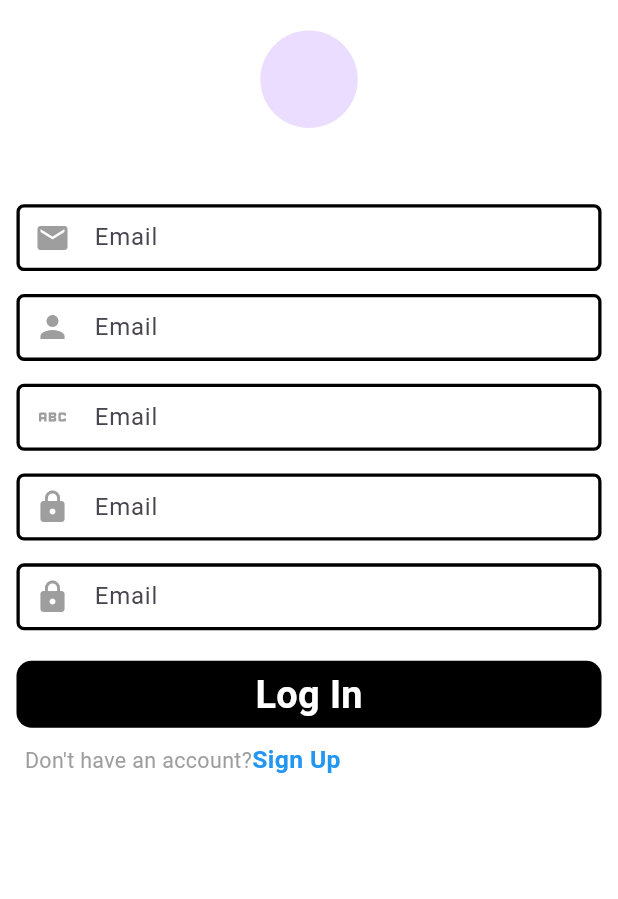
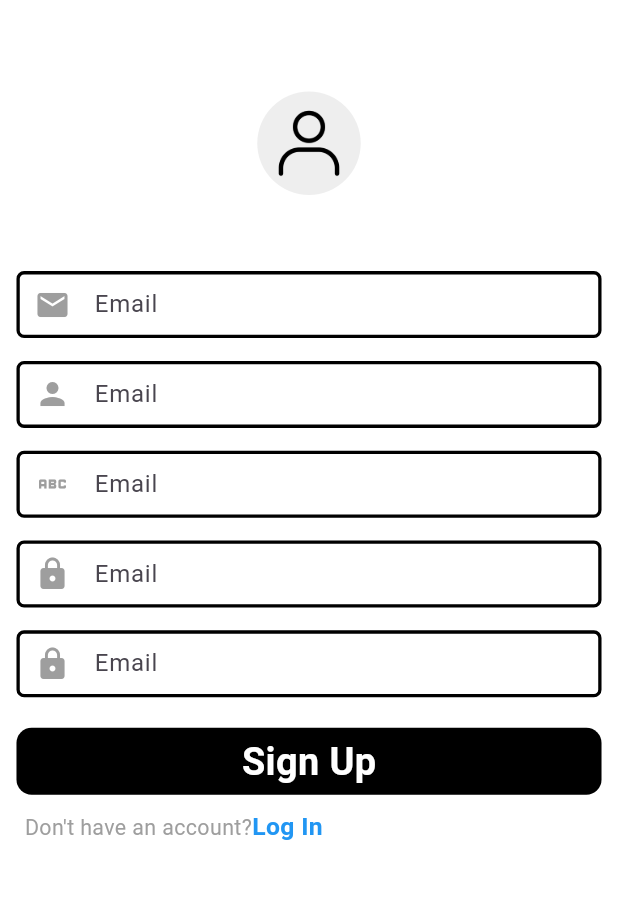
Before and after one commit to adogbeji/FlutterInstagramClone, a Flutter app: the screen it shows after launch, after a tap on "Sign Up", on a phone screen of 412 x 824 dp, the part 119-1018 px from its top. Run offline on Flutter 3.47's test engine with Material 3 defaults, Android fonts, the phone set to English and light mode, and no system bars; our stand-ins replace flutter_screenutil.

Commit message:
Add more styling for sign up screen

```diff
--- a/lib/views/screens/auth/signup_screen.dart
+++ b/lib/views/screens/auth/signup_screen.dart
@@ -33,9 +33,9 @@ class _SignupScreenState extends State<SignupScreen> {
             Center(
               child: Image.asset('assets/images/logo.jpg'),
             ),
-            SizedBox(height: 20.h,),
+            SizedBox(height: 60.h,),
             Center(
-              child: CircleAvatar(radius: 32.r,),
+              child: CircleAvatar(radius: 34.r, backgroundColor: Colors.grey.shade200, backgroundImage: const  AssetImage('assets/images/person.png'),),
             ),
             SizedBox(height: 50.h),
             // Container(
@@ -79,7 +79,7 @@ class _SignupScreenState extends State<SignupScreen> {
           GestureDetector(
             onTap: widget.show,
             child: Text(
-              'Sign Up',
+              'Log In',
               style: TextStyle(
                 fontSize: 15.sp,
                 color: Colors.blue,
@@ -104,7 +104,7 @@ class _SignupScreenState extends State<SignupScreen> {
           borderRadius: BorderRadius.circular(10.r),
         ),
         child: Text(
-          'Log In',
+          'Sign Up',
           style: TextStyle(
             fontSize: 23.sp,
             color: Colors.white,
```
